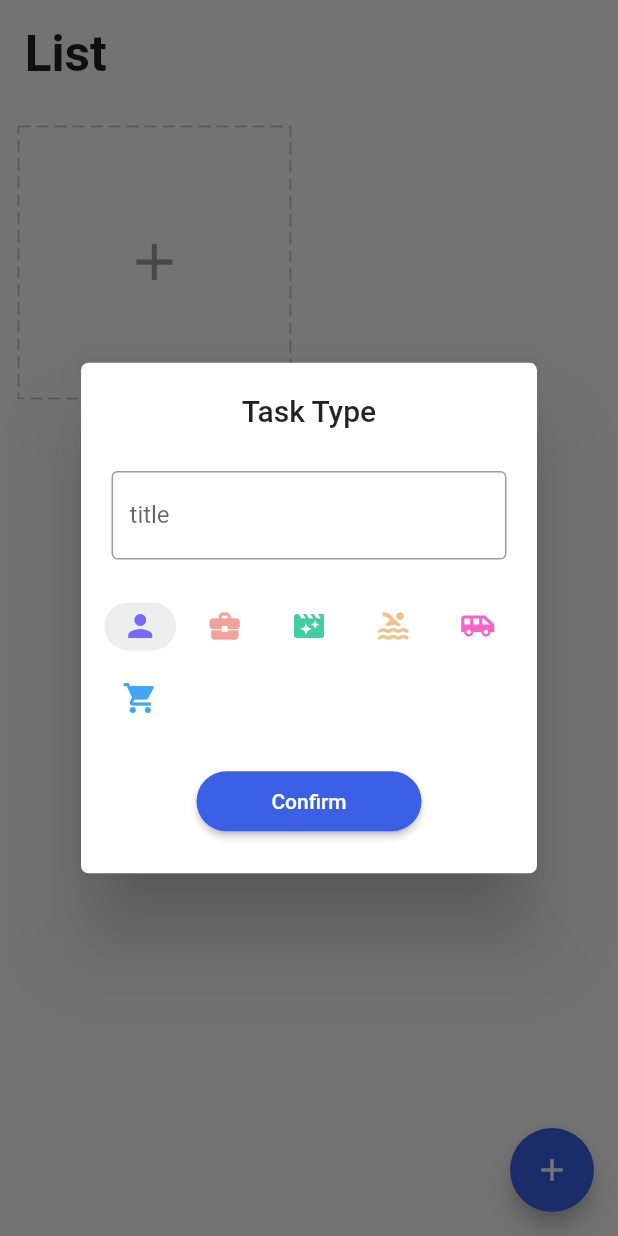
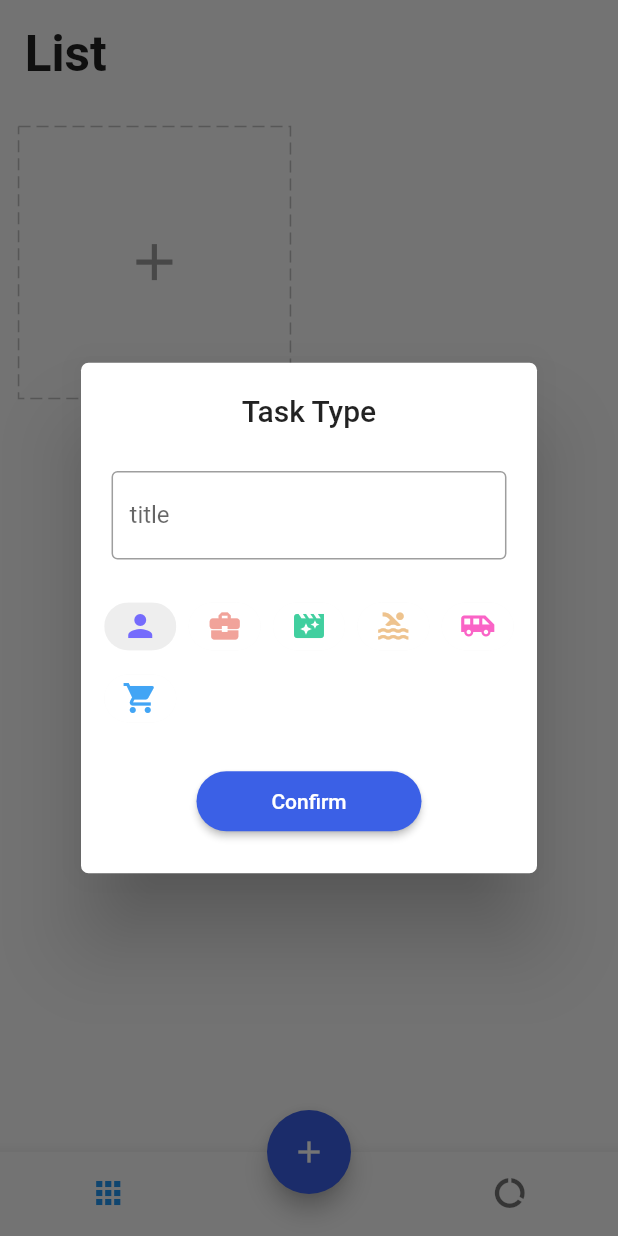
Before and after one commit to Salah-Alfy/FlutterTodo, a Flutter app: the screen it shows after launch, after a tap on the "add" icon, on a phone screen of 412 x 824 dp. Run offline on Flutter 3.47's test engine with Material 2 defaults, Android fonts, the phone set to English and light mode, and no system bars; drawn by our look-alikes of dotted_border; our stand-ins replace equatable, flutter_easyloading, get, get_storage, step_progress_indicator.

Commit message:
report view

```diff
--- a/lib/app/modules/detail/view.dart
+++ b/lib/app/modules/detail/view.dart
@@ -15,7 +15,9 @@ class DetailsView extends StatelessWidget {
   Widget build(BuildContext context) {
     var task = controller.choosenTask.value!;
     var color = HexColor.fromHex(task.color);
-    return Scaffold(
+    return WillPopScope(
+      onWillPop: ()async=>false,
+      child: Scaffold(
         body: Form(
           key: controller.formKey,
           child: ListView(
@@ -132,6 +134,7 @@ class DetailsView extends StatelessWidget {
             ],
           ),
         ),
+      ),
     );
   }
 }
--- a/lib/app/modules/detail/widgets/doing_list.dart
+++ b/lib/app/modules/detail/widgets/doing_list.dart
@@ -13,11 +13,14 @@ class DoingList extends StatelessWidget {
         () => controller.doingTodos.isEmpty && controller.doneTodos.isEmpty
             ? Column(
                 children: [
-                  Image.asset(
-                    "images/task.png",
-                    fit: BoxFit.contain,
-                    height: 65.0.wp,
-                    width: 65.0.wp,
+                  Padding(
+                    padding:  EdgeInsets.all(8.0.wp),
+                    child: Image.asset(
+                      "assets/images/task.png",
+                      fit: BoxFit.contain,
+                      height: 65.0.wp,
+                      width: 65.0.wp,
+                    ),
                   ),
                   Text(
                     "Add Task",
@@ -29,6 +32,7 @@ class DoingList extends StatelessWidget {
                 ],
               )
             : ListView(
+              scrollDirection: Axis.vertical,
                 shrinkWrap: true,
                 physics: const ClampingScrollPhysics(),
                 children: [
--- a/lib/app/modules/detail/widgets/done_list.dart
+++ b/lib/app/modules/detail/widgets/done_list.dart
@@ -12,6 +12,7 @@ class DoneList extends StatelessWidget {
   Widget build(BuildContext context) {
     return Obx(() => controller.doneTodos.isNotEmpty
         ? ListView(
+          scrollDirection: Axis.vertical,
             shrinkWrap: true,
             physics: const ClampingScrollPhysics(),
             children: [
--- a/lib/app/modules/home/controller.dart
+++ b/lib/app/modules/home/controller.dart
@@ -19,6 +19,7 @@ class HomeController extends GetxController {
   final choosenTask = Rx<Task?>(null);
   final doingTodos = <dynamic>[].obs;
   final doneTodos = <dynamic>[].obs;
+  final tabIndex = 0.obs;
 
   @override
   void onInit() {
@@ -129,6 +130,7 @@ class HomeController extends GetxController {
   }
 
   void deleteDoneTodo(dynamic doneTodo) {
+    //for dismissble
     int index = doneTodos
         .indexWhere((element) => mapEquals<String, dynamic>(doneTodo, element));
     doneTodos.removeAt(index);
@@ -148,4 +150,33 @@ class HomeController extends GetxController {
     }
     return result;
   }
+
+  void changeTabIndex(int index) {
+    //method for bottom navigation
+    tabIndex.value = index;
+  }
+
+  int getTotalTasksTodos() {
+    var result = 0;
+    for (var i = 0; i < tasks.length; i++) {
+      if (tasks[i].todos != null) {
+        result += tasks[i].todos!.length;
+      }
+    }
+    return result;
+  }
+
+  int getTotalDoneTasks() {
+    var result = 0;
+    for (var i = 0; i < tasks.length; i++) {
+      if (tasks[i].todos != null) {
+        for (var j = 0; j < tasks[i].todos!.length; j++) {
+          if (tasks[i].todos![j]["done"] == true) {
+            result += 1;
+          }
+        }
+      }
+    }
+    return result;
+  }
 }
--- a/lib/app/modules/home/view.dart
+++ b/lib/app/modules/home/view.dart
@@ -10,6 +10,7 @@ import 'package:todos/app/core/utils/extensions.dart';
 import 'package:todos/app/modules/home/widgets/add_card.dart';
 import 'package:todos/app/modules/home/widgets/add_dialog.dart';
 import 'package:todos/app/modules/home/widgets/task_card.dart';
+import 'package:todos/app/modules/report/view.dart';
 
 class HomeView extends GetView<HomeController> {
   const HomeView({Key? key}) : super(key: key);
@@ -17,7 +18,10 @@ class HomeView extends GetView<HomeController> {
   @override
   Widget build(BuildContext context) {
     return Scaffold(
-      body: SafeArea(
+      body: Obx(()=>
+         IndexedStack(
+          index: controller.tabIndex.value,
+          children: [ SafeArea(
             child: ListView(
               children: [
                 Padding(
@@ -29,7 +33,9 @@ class HomeView extends GetView<HomeController> {
                   ),
                 ),
                 Obx(
-              () => GridView.count(
+                  () => SingleChildScrollView(
+                    scrollDirection: Axis.vertical,
+                    child: GridView.count(
                       crossAxisCount: 2,
                       shrinkWrap: true,
                       physics: const ClampingScrollPhysics(),
@@ -52,8 +58,13 @@ class HomeView extends GetView<HomeController> {
                         AddCard()
                       ],
                     ),
+                  ),
                 )
               ],
+            ),
+          ),
+          ReportView()//import report here to work with bottom navigation
+          ]
         ),
       ),
       floatingActionButton: DragTarget<Task>(
@@ -79,6 +90,35 @@ class HomeView extends GetView<HomeController> {
           EasyLoading.showSuccess("Delete Sucess");
         },
       ),
+      floatingActionButtonLocation: FloatingActionButtonLocation.centerDocked,
+      bottomNavigationBar: Theme(
+        data: ThemeData(
+          splashColor: Colors.transparent,
+          highlightColor: Colors.transparent
+        ),
+        child: Obx(
+          ()=> BottomNavigationBar(
+            onTap: (int index) => controller.changeTabIndex(index),
+            currentIndex: controller.tabIndex.value,
+            showSelectedLabels: false,
+            showUnselectedLabels: false,
+            items: [
+              BottomNavigationBarItem(
+                  icon: Padding(
+                    padding: EdgeInsets.only(right: 15.0.wp),
+                    child: const Icon(Icons.apps),
+                  ),
+                  label: "Home"),
+              BottomNavigationBarItem(
+                  icon: Padding(
+                    padding: EdgeInsets.only(left: 15.0.wp),
+                    child: const Icon(Icons.data_usage),
+                  ),
+                  label: "Report"),
+            ],
+          ),
+        ),
+      ),
     );
   }
 }
--- a/lib/app/modules/home/widgets/add_dialog.dart
+++ b/lib/app/modules/home/widgets/add_dialog.dart
@@ -10,7 +10,9 @@ class AddDialog extends StatelessWidget {
 
   @override
   Widget build(BuildContext context) {
-    return Scaffold(
+    return WillPopScope(
+      onWillPop: () async => false,
+      child: Scaffold(
         body: Form(
           key: controller.formKey,
           child: ListView(
@@ -39,8 +41,7 @@ class AddDialog extends StatelessWidget {
                           } else {
                             var success = controller.updateTask(
                                 controller.choosenTask.value!,
-                            controller.editController.text
-                          );
+                                controller.editController.text);
                             if (success) {
                               EasyLoading.showSuccess("Todo item add success");
                               Get.back();
@@ -96,7 +97,8 @@ class AddDialog extends StatelessWidget {
                 ),
               ),
               ...controller.tasks
-                .map((element) => Obx(
+                  .map(
+                    (element) => Obx(
                       () => InkWell(
                         onTap: () => controller.chooseTask(element),
                         child: Padding(
@@ -130,9 +132,11 @@ class AddDialog extends StatelessWidget {
                           ),
                         ),
                       ),
-                    ))
+                    ),
+                  )
                   .toList()
             ],
+          ),
         ),
       ),
     );
--- /dev/null
+++ b/lib/app/modules/report/view.dart
@@ -0,0 +1,143 @@
+import 'package:flutter/material.dart';
+import 'package:get/get.dart';
+import 'package:intl/intl.dart';
+import 'package:step_progress_indicator/step_progress_indicator.dart';
+import 'package:todos/app/core/values/colors.dart';
+import 'package:todos/app/modules/home/controller.dart';
+import 'package:todos/app/core/utils/extensions.dart';
+
+class ReportView extends StatelessWidget {
+  final controller = Get.find<HomeController>();
+  ReportView({Key? key}) : super(key: key);
+
+  @override
+  Widget build(BuildContext context) {
+    return Scaffold(
+      body: SafeArea(
+        child: Obx(() {
+          var createdTasks = controller.getTotalTasksTodos();
+          var completedTasks = controller.getTotalDoneTasks();
+          var liveTasks = createdTasks - completedTasks;
+          var percent =
+              (completedTasks / createdTasks * 100).toStringAsFixed(0);
+          return ListView(
+            children: [
+              Padding(
+                padding: EdgeInsets.all(4.0.wp),
+                child: Text(
+                  "My Report",
+                  style:
+                      TextStyle(fontSize: 24.0.sp, fontWeight: FontWeight.bold),
+                ),
+              ),
+              Padding(
+                padding: EdgeInsets.symmetric(horizontal: 4.0.wp),
+                child: Text(
+                  DateFormat.yMMMMd().format(DateTime.now()),
+                  style: TextStyle(fontSize: 14.0.sp, color: Colors.grey),
+                ),
+              ),
+              Padding(
+                padding:
+                    EdgeInsets.symmetric(vertical: 3.0.wp, horizontal: 4.0.wp),
+                child: const Divider(
+                  thickness: 2,
+                ),
+              ),
+              Padding(
+                padding:
+                    EdgeInsets.symmetric(vertical: 3.0.wp, horizontal: 5.0.wp),
+                child: Row(
+                  mainAxisAlignment: MainAxisAlignment.spaceBetween,
+                  children: [
+                    _buildStatus(Colors.green, liveTasks, "Live Tasks"),
+                    _buildStatus(Colors.orange, completedTasks, "Completed"),
+                    _buildStatus(Colors.blue, createdTasks, "Created"),
+                  ],
+                ),
+              ),
+              SizedBox(
+                height: 8.0.wp,
+              ),
+              UnconstrainedBox(
+                child: SizedBox(
+                  width: 70.0.wp,
+                  height: 70.0.wp,
+                  child: CircularStepProgressIndicator(
+                    totalSteps: createdTasks == 0 ? 1 : createdTasks,
+                    currentStep: completedTasks,
+                    stepSize: 20,
+                    selectedColor: green,
+                    unselectedColor: Colors.grey[200],
+                    padding: 0,
+                    width: 150,
+                    height: 150,
+                    selectedStepSize: 22,
+                    roundedCap: (_, __) => true,
+                    child: Column(
+                      mainAxisAlignment: MainAxisAlignment.center,
+                      children: [
+                        Text(
+                          "${createdTasks == 0 ? 0 : percent} %",
+                          style: TextStyle(
+                              fontWeight: FontWeight.bold, fontSize: 20.0.sp),
+                        ),
+                        SizedBox(
+                          height: 1.0.sp,
+                        ),
+                        Text(
+                          "Efficiency",
+                          style: TextStyle(
+                              color: Colors.grey,
+                              fontWeight: FontWeight.bold,
+                              fontSize: 12.0.sp),
+                        ),
+                      ],
+                    ),
+                  ),
+                ),
+              )
+            ],
+          );
+        }),
+      ),
+    );
+  }
+
+  Row _buildStatus(Color color, int number, String title) {
+    return Row(
+      crossAxisAlignment: CrossAxisAlignment.start,
+      children: [
+        Container(
+          height: 3.0.wp,
+          width: 3.0.wp,
+          decoration: BoxDecoration(
+              shape: BoxShape.circle,
+              border: Border.all(
+                width: 0.5.wp,
+                color: color,
+              )),
+        ),
+        SizedBox(
+          width: 3.0.wp,
+        ),
+        Column(
+          crossAxisAlignment: CrossAxisAlignment.start,
+          children: [
+            Text(
+              "$number",
+              style: TextStyle(fontWeight: FontWeight.bold, fontSize: 16.0.sp),
+            ),
+            SizedBox(
+              height: 2.0.wp,
+            ),
+            Text(
+              title,
+              style: TextStyle(fontSize: 12.0.sp, color: Colors.grey),
+            ),
+          ],
+        ),
+      ],
+    );
+  }
+}
--- a/pubspec.yaml
+++ b/pubspec.yaml
@@ -40,6 +40,7 @@ dependencies:
   flutter_easyloading: ^3.0.3
   dotted_border: ^2.0.0+2
   step_progress_indicator: ^1.0.1
+  intl: ^0.17.0
 
 dev_dependencies:
   flutter_test:
```
Also changed, not shown: pubspec.lock. Lines whose indentation alone changed are shown as unchanged.
